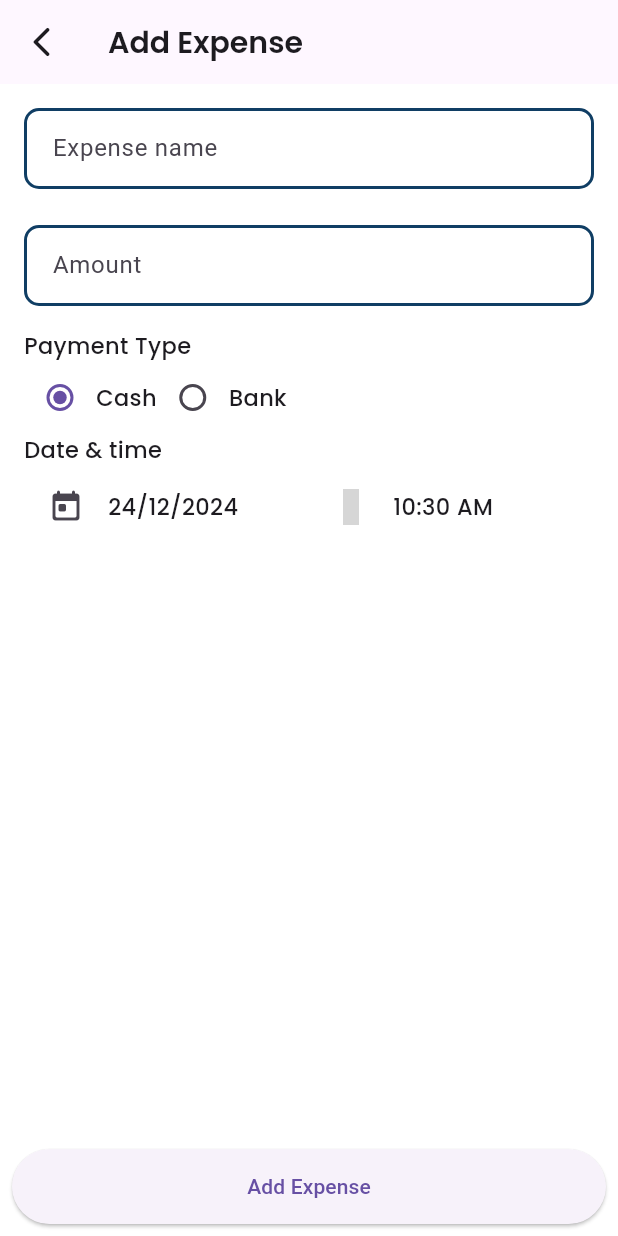
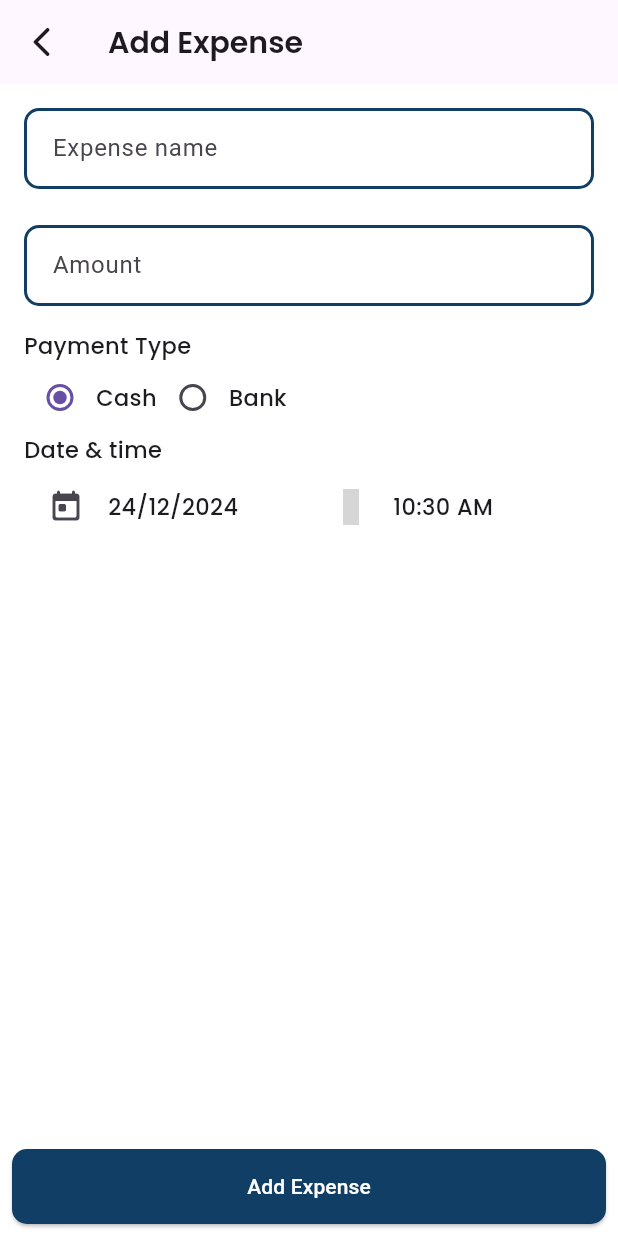
Before and after one commit to salahvk/expense_mate, a Flutter app: the HomeScreen screen opened by its route, after a tap on the "add" icon, on a phone screen of 412 x 824 dp. Run offline on Flutter 3.47's test engine with Material 3 defaults, Android fonts, the phone set to English and light mode, and no system bars; our stand-ins replace equatable, firebase_auth, firebase_core, flutter_animate, flutter_bloc, flutter_local_notifications and 6 more; accounts and stored records are empty; grey boxes are pictures that could not be loaded.

Commit message:
code refactoring and improvements

```diff
--- a/lib/config/theme/light_theme.dart
+++ b/lib/config/theme/light_theme.dart
@@ -25,5 +25,16 @@ ThemeData lightTheme = ThemeData(
       borderSide: const BorderSide(color: ExpenseMateColors.primary, width: 3),
     ),
   ),
+  // Define ElevatedButton theme
+  elevatedButtonTheme: ElevatedButtonThemeData(
+    style: ElevatedButton.styleFrom(
+      backgroundColor: ExpenseMateColors.primary, // Button background color
+      foregroundColor: Colors.white, // Text color
+      padding: const EdgeInsets.symmetric(horizontal: 20, vertical: 15),
+      shape: RoundedRectangleBorder(
+        borderRadius: BorderRadius.circular(10), // Rounded corners
+      ),
+    ),
+  ),
   textTheme: AppTextTheme.textTheme(fontFamily: 'Poppins'),
 );
--- /dev/null
+++ b/lib/core/enum/expense_category.dart
@@ -0,0 +1,21 @@
+
+
+enum ExpenseCategory {
+  daily,
+  weekly,
+  monthly,
+}
+
+// Extension to convert enum values to capitalized strings
+extension ExpenseCategoryExtension on ExpenseCategory {
+  String get displayName {
+    switch (this) {
+      case ExpenseCategory.daily:
+        return 'Daily';
+      case ExpenseCategory.weekly:
+        return 'Weekly';
+      case ExpenseCategory.monthly:
+        return 'Monthly';
+    }
+  }
+}
--- a/lib/main.dart
+++ b/lib/main.dart
@@ -27,6 +27,7 @@ void main() async {
   await notificationService.initNotifications();
 
   final FirebaseAuth firebaseAuth = FirebaseAuth.instance;
+
   // Schedule daily reminder
   await notificationService.scheduleDailyReminder(
     0,
--- a/lib/presentation/bloc/expense/expense_event.dart
+++ b/lib/presentation/bloc/expense/expense_event.dart
@@ -9,5 +9,5 @@ class ExpenseEvent with _$ExpenseEvent {
   const factory ExpenseEvent.clearExpenses() = ClearExpenses;
   const factory ExpenseEvent.updateSelectedDate({required DateTime selectedDateTime}) = UpdateSelectedDate;
   const factory ExpenseEvent.updatePaymentType(PaymentType paymentType) = UpdatePaymentTypeEvent;
-  const factory ExpenseEvent.updateSelectedIndex(int index) = UpdateSelectedIndex;
+  const factory ExpenseEvent.updateExpenseCategory(ExpenseCategory expenseCategory) = UpdateExpenseCategory;
 }
--- a/lib/presentation/bloc/expense/expense_state.dart
+++ b/lib/presentation/bloc/expense/expense_state.dart
@@ -8,12 +8,12 @@ class ExpenseState with _$ExpenseState {
       String? errorMessage,
       required DateTime selectedDateTime,
       required PaymentType selectedPaymentType,
-      required int selectedButtonIndex,
+      required ExpenseCategory selectedExpenseCategory,
       @Default(0) double cashTotal,
       @Default(0) double bankTotal}) = _ExpenseState;
 
   factory ExpenseState.initial() => ExpenseState(
       selectedDateTime: DateTime.now(),
       selectedPaymentType: PaymentType.cash,
-      selectedButtonIndex: 0);
+      selectedExpenseCategory: ExpenseCategory.daily);
 }
--- a/lib/presentation/screens/add_expense/add_expense_screen.dart
+++ b/lib/presentation/screens/add_expense/add_expense_screen.dart
@@ -2,10 +2,11 @@ import 'package:expense_mate/core/enum/payment_type.dart';
 import 'package:expense_mate/core/utilities/getters/get_texttheme.dart';
 import 'package:expense_mate/data/models/expense_model.dart';
 import 'package:expense_mate/presentation/screens/add_expense/widget/payment_type_selector.dart';
-import 'package:expense_mate/presentation/screens/transaction_date_picker_widget.dart';
+import 'package:expense_mate/presentation/screens/add_expense/widget/transaction_date_picker_widget.dart';
 import 'package:flutter/material.dart';
 import 'package:flutter_bloc/flutter_bloc.dart';
 import 'package:go_router/go_router.dart';
+import 'package:material_design_icons_flutter/material_design_icons_flutter.dart';
 
 import '../../bloc/expense/expense_bloc.dart';
 
@@ -29,22 +30,7 @@ class _AddExpenseScreenState extends State<AddExpenseScreen> {
   @override
   void initState() {
     super.initState();
-    if (widget.args.containsKey('expense') &&
-        widget.args.containsKey('isEditing')) {
-      expense = widget.args['expense'];
-      isEditing = widget.args['isEditing'];
-      if (isEditing) {
-        _amountController.text = expense.amount.toString();
-        _nameController.text = expense.name;
-        id= expense.id ?? 0;
-        context.read<ExpenseBloc>().add(
-            ExpenseEvent.updateSelectedDate(selectedDateTime: expense.date));
-        context.read<ExpenseBloc>().add(
-              ExpenseEvent.updatePaymentType(
-                  expense.paymentType ?? PaymentType.cash),
-            );
-      }
-    }
+    addOrUpdateManagement();
   }
 
   @override
@@ -60,8 +46,96 @@ class _AddExpenseScreenState extends State<AddExpenseScreen> {
         title: Text(
           "Add Expense",
           style: getTextTheme(context).headlineMedium,
-          )),
-      bottomNavigationBar: Padding(
+        ),
+        actions: [
+          DeleteButton(
+              isEditing: isEditing,
+              onPressed: () {
+                context
+                    .read<ExpenseBloc>()
+                    .add(ExpenseEvent.deleteExpense(expenseId: expense.id!));
+                context.pop();
+              })
+        ],
+      ),
+      bottomNavigationBar: AddOrUpdateButton(
+          amountController: _amountController,
+          nameController: _nameController,
+          id: id,
+          isEditing: isEditing),
+      body: Padding(
+        padding: const EdgeInsets.all(16.0),
+        child: Column(
+          crossAxisAlignment: CrossAxisAlignment.start,
+          children: [
+            // Expense name Field
+            TextField(
+              controller: _nameController,
+              decoration: const InputDecoration(labelText: "Expense name"),
+            ),
+            const SizedBox(height: 24),
+            // Amount Field
+            TextField(
+              controller: _amountController,
+              keyboardType: TextInputType.number,
+              decoration: const InputDecoration(labelText: "Amount"),
+            ),
+            const SizedBox(height: 16),
+            const Text("Payment Type"),
+            const PaymentTypeSelector(),
+            const Text("Date & time"),
+            const ExpenseDatePickerWidget(),
+          ],
+        ),
+      ),
+    );
+  }
+
+  @override
+  void dispose() {
+    _amountController.dispose();
+    _nameController.dispose();
+    super.dispose();
+  }
+
+  void addOrUpdateManagement() {
+    if (widget.args.containsKey('expense') &&
+        widget.args.containsKey('isEditing')) {
+      expense = widget.args['expense'];
+      isEditing = widget.args['isEditing'];
+      if (isEditing) {
+        _amountController.text = expense.amount.toString();
+        _nameController.text = expense.name;
+        id = expense.id ?? 0;
+        context.read<ExpenseBloc>().add(
+            ExpenseEvent.updateSelectedDate(selectedDateTime: expense.date));
+        context.read<ExpenseBloc>().add(
+              ExpenseEvent.updatePaymentType(
+                  expense.paymentType ?? PaymentType.cash),
+            );
+      }
+    }
+  }
+}
+
+class AddOrUpdateButton extends StatelessWidget {
+  const AddOrUpdateButton({
+    super.key,
+    required TextEditingController amountController,
+    required TextEditingController nameController,
+    required this.id,
+    required this.isEditing,
+  })  : _amountController = amountController,
+        _nameController = nameController;
+
+  final TextEditingController _amountController;
+  final TextEditingController _nameController;
+  final int id;
+  final bool isEditing;
+
+  @override
+  Widget build(BuildContext context) {
+    return Padding(
       padding: const EdgeInsets.all(8.0),
       child: SizedBox(
         height: 50,
@@ -89,83 +163,34 @@ class _AddExpenseScreenState extends State<AddExpenseScreen> {
                       .read<ExpenseBloc>()
                       .add(ExpenseEvent.addExpense(expense: expense));
               context.pop();
-                print(expense.id);
-                print(isEditing);
             } else {
               ScaffoldMessenger.of(context).showSnackBar(
                 const SnackBar(content: Text("Fill all fields properly")),
               );
             }
           },
-            child: const Text("Add Expense"),
-          ),
-        ),
-      ),
-      body: Padding(
-        padding: const EdgeInsets.all(16.0),
-        child: Column(
-          crossAxisAlignment: CrossAxisAlignment.start,
-          children: [
-            // Expense name Field
-            TextField(
-              controller: _nameController,
-              decoration: const InputDecoration(labelText: "Expense name"),
-            ),
-            const SizedBox(height: 24),
-            // Amount Field
-            TextField(
-              controller: _amountController,
-              keyboardType: TextInputType.number,
-              decoration: const InputDecoration(labelText: "Amount"),
-            ),
-            const SizedBox(height: 16),
-            const Text("Payment Type"),
-            const PaymentTypeSelector(),
-            const Text("Date & time"),
-            const ExpenseDatePickerWidget(),
-            Visibility(
-                visible: isEditing,
-                child: DeleteButton(onPressed: () {
-                  print(expense.id);
-                  context.read<ExpenseBloc>().add(
-                      ExpenseEvent.deleteExpense(expenseId: expense.id!));
-                }))
-          ],
+          child: Text(isEditing ? "Update Expense" : "Add Expense"),
         ),
       ),
     );
   }
-
-  @override
-  void dispose() {
-    _amountController.dispose();
-    _nameController.dispose();
-    super.dispose();
-  }
 }
 
 class DeleteButton extends StatelessWidget {
+  const DeleteButton({
+    super.key,
+    required this.isEditing,
+    required this.onPressed,
+  });
+
+  final bool isEditing;
   final VoidCallback onPressed;
-
-  const DeleteButton({super.key, required this.onPressed});
 
   @override
   Widget build(BuildContext context) {
-    return ElevatedButton.icon(
-      onPressed: onPressed,
-      icon: const Icon(Icons.delete, color: Colors.white), // Delete icon
-      label: const Text(
-        'Delete', // Button text
-        style: TextStyle(color: Colors.white),
-      ),
-      style: ElevatedButton.styleFrom(
-        backgroundColor: Colors.red, // Button color
-        padding: const EdgeInsets.symmetric(horizontal: 16, vertical: 12),
-        shape: RoundedRectangleBorder(
-          borderRadius: BorderRadius.circular(10), // Border radius
-        ),
-        elevation: 5, // Shadow effect
-      ),
+    return Visibility(
+      visible: isEditing,
+      child: IconButton(onPressed: onPressed, icon: Icon(MdiIcons.delete)),
     );
   }
 }
--- a/lib/presentation/screens/transaction_date_picker_widget.dart
+++ b/lib/presentation/screens/add_expense/widget/transaction_date_picker_widget.dart
@@ -1,6 +1,6 @@
 import 'package:expense_mate/core/extension/time_extension.dart';
 import 'package:expense_mate/presentation/bloc/expense/expense_bloc.dart';
-import 'package:expense_mate/presentation/widgets/expense_mate_date_time_picker.dart';
+import 'package:expense_mate/presentation/screens/add_expense/widget/expense_mate_date_time_picker.dart';
 import 'package:flutter/material.dart';
 import 'package:flutter_bloc/flutter_bloc.dart';
 import 'package:material_design_icons_flutter/material_design_icons_flutter.dart';
--- a/lib/presentation/screens/home/home_screen.dart
+++ b/lib/presentation/screens/home/home_screen.dart
@@ -1,4 +1,5 @@
 import 'package:expense_mate/config/route/route_constants.dart';
+import 'package:expense_mate/core/utilities/getters/get_texttheme.dart';
 import 'package:expense_mate/core/utilities/getters/get_user_mail.dart';
 import 'package:expense_mate/data/datasources/expense_db_helper.dart';
 import 'package:expense_mate/presentation/bloc/auth/auth_bloc.dart';
@@ -19,18 +20,8 @@ class HomeScreen extends StatelessWidget {
   Widget build(BuildContext context) {
     return Scaffold(
       appBar: AppBar(
-        title: const Text("Expenses"),
-        actions: [
-          IconButton(
-              onPressed: () {
-                context.read<AuthBloc>().add(
-                      const AuthEvent.logout(),
-                    );
-                ExpenseDBHelper().logoutUser(getUserEmail() ?? '');
-                context.pushReplacement(Routes.getAuthRoute(), extra: true);
-              },
-              icon: Icon(MdiIcons.logout))
-        ],
+        title:  Text("Expense Mate",style: getTextTheme(context).headlineMedium,),
+        actions: const [HomeLogoutButton()],
       ),
       body: BlocBuilder<ExpenseBloc, ExpenseState>(
         builder: (context, state) {
@@ -53,14 +44,44 @@ class HomeScreen extends StatelessWidget {
           return const Center(child: Text("No data"));
         },
       ),
-      floatingActionButton: FloatingActionButton(
+      floatingActionButton: const HomeFloatingActionButton(),
+    );
+  }
+}
+
+class HomeLogoutButton extends StatelessWidget {
+  const HomeLogoutButton({
+    super.key,
+  });
+
+  @override
+  Widget build(BuildContext context) {
+    return IconButton(
+        onPressed: () {
+          context.read<AuthBloc>().add(
+                const AuthEvent.logout(),
+              );
+          ExpenseDBHelper().logoutUser(getUserEmail() ?? '');
+          context.pushReplacement(Routes.getAuthRoute(), extra: true);
+        },
+        icon: Icon(MdiIcons.logout));
+  }
+}
+
+class HomeFloatingActionButton extends StatelessWidget {
+  const HomeFloatingActionButton({
+    super.key,
+  });
+
+  @override
+  Widget build(BuildContext context) {
+    return FloatingActionButton(
       onPressed: () {
         context.push(Routes.getAddExpenseRoute(), extra: {
           'isEditing': false,
         });
       },
       child: const Icon(Icons.add),
-      ),
     );
   }
 }
--- a/lib/presentation/screens/home/widgets/toggle_button.dart
+++ b/lib/presentation/screens/home/widgets/toggle_button.dart
@@ -1,3 +1,4 @@
+import 'package:expense_mate/config/theme/color.dart';
 import 'package:flutter/material.dart';
 
 class ToggleButton extends StatelessWidget {
@@ -22,7 +23,7 @@ class ToggleButton extends StatelessWidget {
         margin: const EdgeInsets.symmetric(horizontal: 8.0),
         padding: const EdgeInsets.symmetric(vertical: 12.0, horizontal: 24.0),
         decoration: BoxDecoration(
-          color: isSelected ? Colors.blue : Colors.grey[300],
+          color: isSelected ? ExpenseMateColors.primary : Colors.grey[300],
           borderRadius: BorderRadius.circular(8),
           border: Border.all(
             color: isSelected ? Colors.blue : Colors.grey,
--- a/lib/services/notification_service.dart
+++ b/lib/services/notification_service.dart
@@ -41,7 +41,6 @@ class NotificationService {
           priority: Priority.high,
         ),
       ),
-      // androidAllowWhileIdle: true,
       matchDateTimeComponents: DateTimeComponents.time,
       uiLocalNotificationDateInterpretation:
           UILocalNotificationDateInterpretation.absoluteTime,
```
Also changed, not shown: lib/core/enum/calendar_formats.dart (+0 -7 lines), lib/data/datasources/expense_db_helper.dart (+3 -17 lines), lib/presentation/bloc/auth/auth_bloc.dart (+4 -4 lines), lib/presentation/bloc/expense/expense_bloc.dart (+7 -16 lines), lib/presentation/screens/add_expense/widget/expense_mate_date_time_picker.dart (renamed from lib/presentation/widgets/expense_mate_date_time_picker.dart, +0 -7 lines), lib/presentation/screens/home/widgets/expense_history.dart (+12 -17 lines), lib/presentation/screens/home/widgets/expense_summary_card.dart (+8 -5 lines), lib/presentation/screens/home/widgets/selectable_button_row.dart (+18 -6 lines), lib/presentation/screens/splash/splash_screen.dart (+58 -30 lines), lib/presentation/bloc/expense/expense_bloc.freezed.dart. Lines whose indentation alone changed are shown as unchanged.
